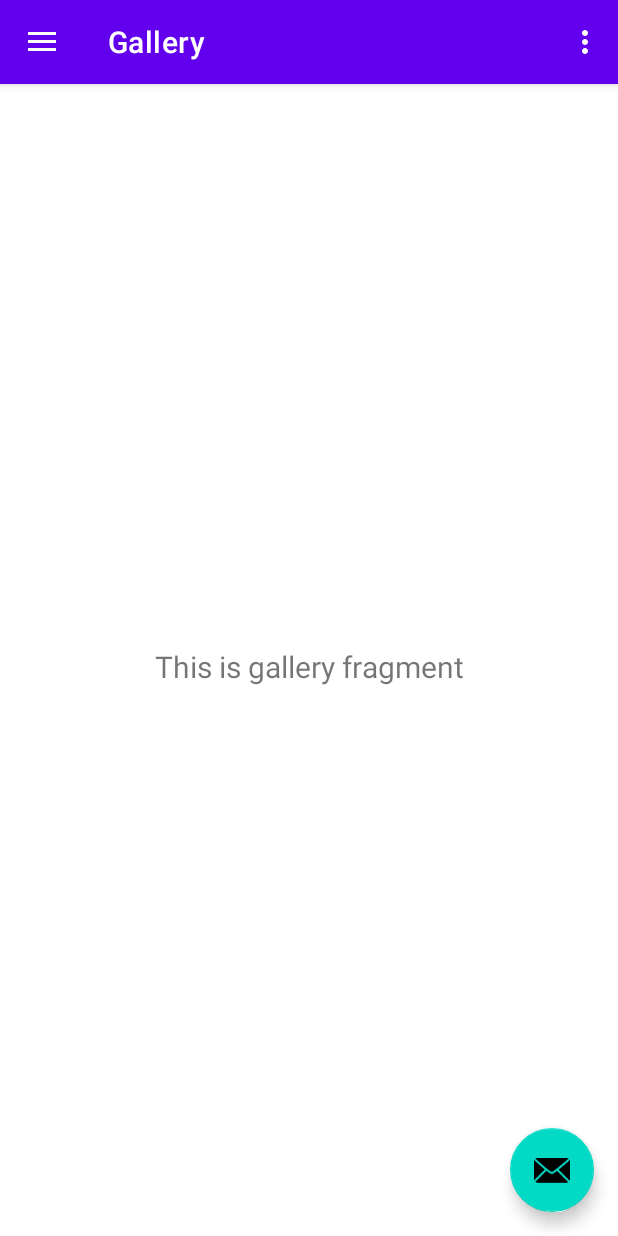
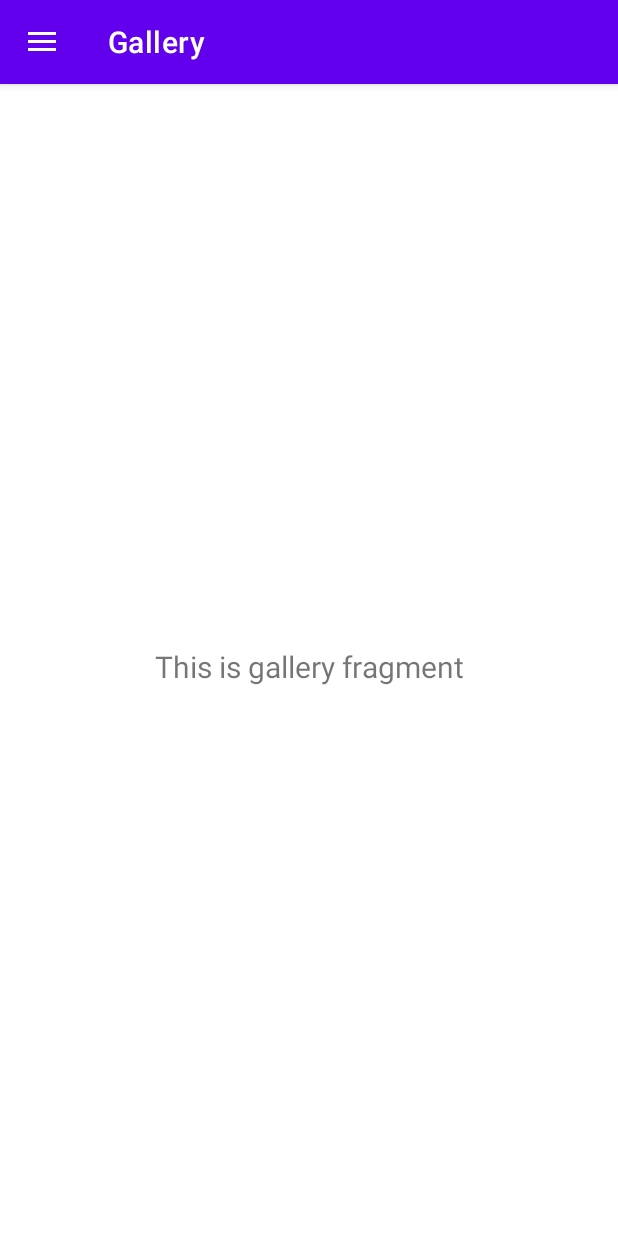
Before and after one commit to Parsa2820/mobile-project, an Android app: the screen it shows after launch (MainActivity), in the side drawer, after a tap on "Gallery", on a phone screen of 412 x 824 dp. Run offline under Robolectric (Android 15) with nearby library versions, the phone set to English and light mode, and no system bars; our stand-ins replace navigation-ui.

Commit message:
Remove floating action button and options menu

```diff
--- a/app/src/main/java/ir/takhfifat/takhfifat/MainActivity.java
+++ b/app/src/main/java/ir/takhfifat/takhfifat/MainActivity.java
@@ -29,13 +29,6 @@
         setContentView(binding.getRoot());
 
         setSupportActionBar(binding.appBarMain.toolbar);
-        binding.appBarMain.fab.setOnClickListener(new View.OnClickListener() {
-            @Override
-            public void onClick(View view) {
-                Snackbar.make(view, "Replace with your own action", Snackbar.LENGTH_LONG)
-                        .setAction("Action", null).show();
-            }
-        });
         DrawerLayout drawer = binding.drawerLayout;
         NavigationView navigationView = binding.navView;
         // Passing each menu ID as a set of Ids because each
@@ -50,13 +43,6 @@
     }
 
     @Override
-    public boolean onCreateOptionsMenu(Menu menu) {
-        // Inflate the menu; this adds items to the action bar if it is present.
-        getMenuInflater().inflate(R.menu.main, menu);
-        return true;
-    }
-
-    @Override
     public boolean onSupportNavigateUp() {
         NavController navController = Navigation.findNavController(this, R.id.nav_host_fragment_content_main);
         return NavigationUI.navigateUp(navController, mAppBarConfiguration)
--- a/app/src/main/res/layout/app_bar_main.xml
+++ b/app/src/main/res/layout/app_bar_main.xml
@@ -22,13 +22,4 @@
 
     <include layout="@layout/content_main" />
 
-    <com.google.android.material.floatingactionbutton.FloatingActionButton
-        android:id="@+id/fab"
-        android:layout_width="wrap_content"
-        android:layout_height="wrap_content"
-        android:layout_gravity="bottom|end"
-        android:layout_marginEnd="@dimen/fab_margin"
-        android:layout_marginBottom="16dp"
-        app:srcCompat="@android:drawable/ic_dialog_email" />
-
 </androidx.coordinatorlayout.widget.CoordinatorLayout>
```
